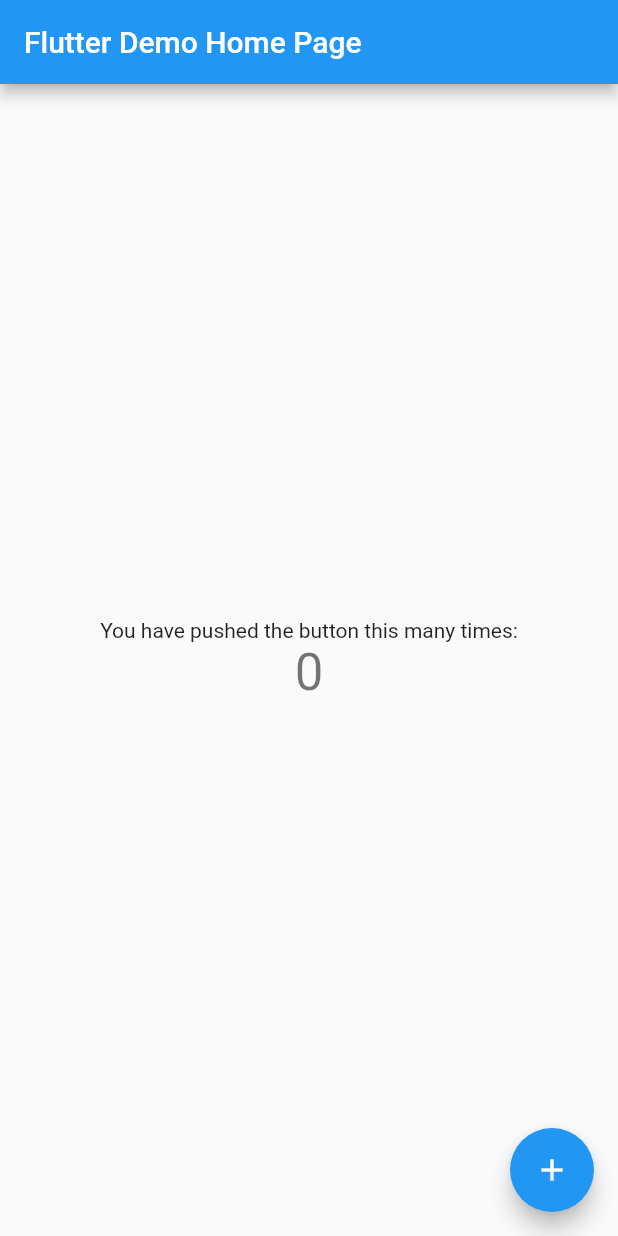
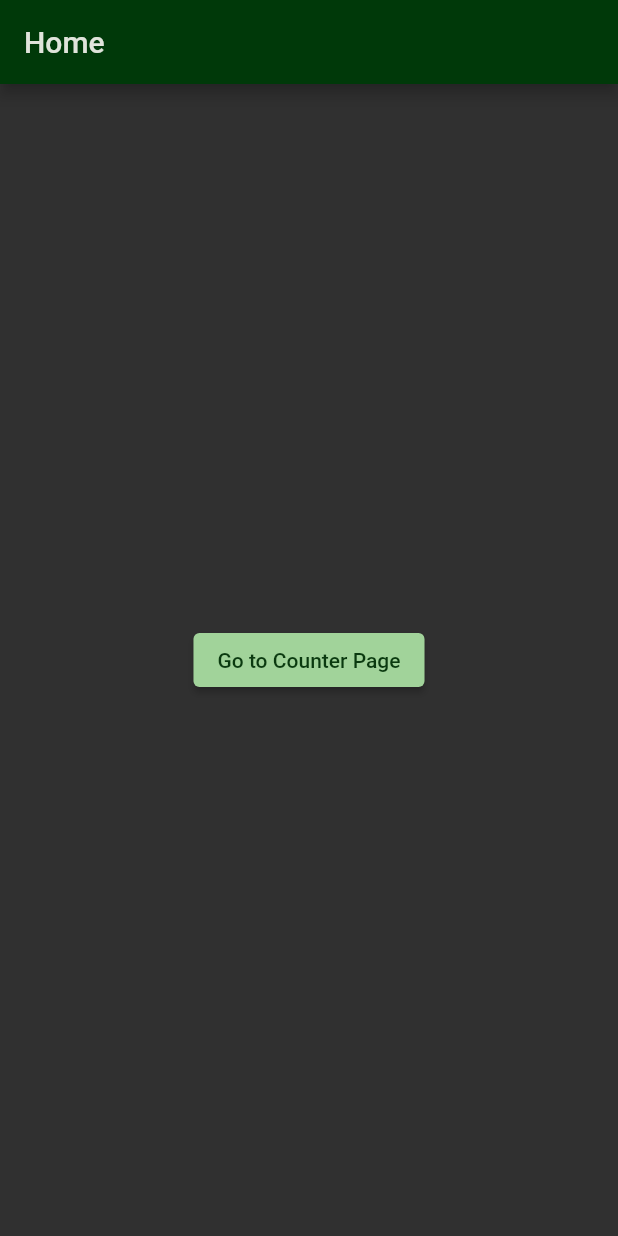
Before and after one commit to nerdychamp/riverpod_2_demo, a Flutter app: the screen it shows after launch, on a phone screen of 412 x 824 dp. Run offline on Flutter 3.47's test engine with Material 2 defaults, Android fonts, the phone set to English and light mode, and no system bars; our stand-ins replace flutter_riverpod.

Commit message:
feat: counter with riverpod stream provider old syntax

```diff
--- a/lib/main.dart
+++ b/lib/main.dart
@@ -1,7 +1,40 @@
 import 'package:flutter/material.dart';
+import 'package:flutter_riverpod/flutter_riverpod.dart';
+
+// final counterProvider = StateProvider.autoDispose((ref) => 0);
+
+abstract class WebsocketClient {
+  Stream<int> getCounterStream([int start]);
+}
+
+class FakeWebsocketClient implements WebsocketClient {
+  @override
+  Stream<int> getCounterStream([int start = 0]) async* {
+    int i = start;
+    while (true) {
+      await Future.delayed(const Duration(milliseconds: 1000));
+      yield i++;
+    }
+  }
+}
+
+final websocketClientProvider = Provider<WebsocketClient>(
+  (ref) {
+    return FakeWebsocketClient();
+  },
+);
+
+final counterProvider = StreamProvider.family<int, int>((ref, start) {
+  final wsClient = ref.watch(websocketClientProvider);
+  return wsClient.getCounterStream(start);
+});
 
 void main() {
-  runApp(const MyApp());
+  runApp(
+    const ProviderScope(
+      child: MyApp(),
+    ),
+  );
 }
 
 class MyApp extends StatelessWidget {
@@ -11,105 +44,112 @@ class MyApp extends StatelessWidget {
   @override
   Widget build(BuildContext context) {
     return MaterialApp(
+      debugShowCheckedModeBanner: false,
       title: 'Flutter Demo',
       theme: ThemeData(
-        // This is the theme of your application.
-        //
-        // Try running your application with "flutter run". You'll see the
-        // application has a blue toolbar. Then, without quitting the app, try
-        // changing the primarySwatch below to Colors.green and then invoke
-        // "hot reload" (press "r" in the console where you ran "flutter run",
-        // or simply save your changes to "hot reload" in a Flutter IDE).
-        // Notice that the counter didn't reset back to zero; the application
-        // is not restarted.
-        primarySwatch: Colors.blue,
+        colorScheme: ColorScheme.fromSeed(
+          seedColor: Colors.green,
+          brightness: Brightness.dark,
+          surface: const Color(0xff003909),
+        ),
       ),
-      home: const MyHomePage(title: 'Flutter Demo Home Page'),
+      home: const HomePage(),
     );
   }
 }
 
-class MyHomePage extends StatefulWidget {
-  const MyHomePage({super.key, required this.title});
-
-  // This widget is the home page of your application. It is stateful, meaning
-  // that it has a State object (defined below) that contains fields that affect
-  // how it looks.
-
-  // This class is the configuration for the state. It holds the values (in this
-  // case the title) provided by the parent (in this case the App widget) and
-  // used by the build method of the State. Fields in a Widget subclass are
-  // always marked "final".
-
-  final String title;
-
-  @override
-  State<MyHomePage> createState() => _MyHomePageState();
-}
-
-class _MyHomePageState extends State<MyHomePage> {
-  int _counter = 0;
-
-  void _incrementCounter() {
-    setState(() {
-      // This call to setState tells the Flutter framework that something has
-      // changed in this State, which causes it to rerun the build method below
-      // so that the display can reflect the updated values. If we changed
-      // _counter without calling setState(), then the build method would not be
-      // called again, and so nothing would appear to happen.
-      _counter++;
-    });
-  }
+class HomePage extends StatelessWidget {
+  const HomePage({Key? key}) : super(key: key);
 
   @override
   Widget build(BuildContext context) {
-    // This method is rerun every time setState is called, for instance as done
-    // by the _incrementCounter method above.
-    //
-    // The Flutter framework has been optimized to make rerunning build methods
-    // fast, so that you can just rebuild anything that needs updating rather
-    // than having to individually change instances of widgets.
     return Scaffold(
       appBar: AppBar(
-        // Here we take the value from the MyHomePage object that was created by
-        // the App.build method, and use it to set our appbar title.
-        title: Text(widget.title),
+        title: const Text('Home'),
       ),
       body: Center(
-        // Center is a layout widget. It takes a single child and positions it
-        // in the middle of the parent.
-        child: Column(
-          // Column is also a layout widget. It takes a list of children and
-          // arranges them vertically. By default, it sizes itself to fit its
-          // children horizontally, and tries to be as tall as its parent.
-          //
-          // Invoke "debug painting" (press "p" in the console, choose the
-          // "Toggle Debug Paint" action from the Flutter Inspector in Android
-          // Studio, or the "Toggle Debug Paint" command in Visual Studio Code)
-          // to see the wireframe for each widget.
-          //
-          // Column has various properties to control how it sizes itself and
-          // how it positions its children. Here we use mainAxisAlignment to
-          // center the children vertically; the main axis here is the vertical
-          // axis because Columns are vertical (the cross axis would be
-          // horizontal).
-          mainAxisAlignment: MainAxisAlignment.center,
-          children: <Widget>[
-            const Text(
-              'You have pushed the button this many times:',
-            ),
-            Text(
-              '$_counter',
-              style: Theme.of(context).textTheme.headline4,
-            ),
-          ],
+        child: ElevatedButton(
+          child: const Text('Go to Counter Page'),
+          onPressed: () {
+            Navigator.of(context).push(
+              MaterialPageRoute(
+                builder: ((context) => const CounterPage()),
+              ),
+            );
+          },
         ),
       ),
-      floatingActionButton: FloatingActionButton(
-        onPressed: _incrementCounter,
-        tooltip: 'Increment',
-        child: const Icon(Icons.add),
-      ), // This trailing comma makes auto-formatting nicer for build methods.
     );
   }
 }
+
+class CounterPage extends ConsumerWidget {
+  const CounterPage({Key? key}) : super(key: key);
+
+  @override
+  Widget build(BuildContext context, WidgetRef ref) {
+    // final int counter = ref.watch(counterProvider);
+    const int start = 5;
+    final AsyncValue<int> counter = ref.watch(counterProvider(5));
+
+    // ref.listen<int>(
+    //   counterProvider,
+    //   (previous, next) {
+    //     if (next >= 5) {
+    //       showDialog(
+    //         context: context,
+    //         builder: (context) {
+    //           return AlertDialog(
+    //             title: const Text('Warning'),
+    //             content: const Text(
+    //                 'Counter dangerously high. Consider resetting it.'),
+    //             actions: [
+    //               TextButton(
+    //                 onPressed: () {
+    //                   Navigator.of(context).pop();
+    //                 },
+    //                 child: const Text('OK'),
+    //               )
+    //             ],
+    //           );
+    //         },
+    //       );
+    //     }
+    //   },
+    // );
+
+    return Scaffold(
+      appBar: AppBar(
+        title: const Text('Counter'),
+        actions: [
+          IconButton(
+            onPressed: () {
+              ref.invalidate(counterProvider);
+            },
+            icon: const Icon(Icons.refresh),
+          ),
+        ],
+      ),
+      body: Center(
+        child: Text(
+          counter
+              .when(
+                data: (int value) => value,
+                error: (Object e, _) => e,
+                // While we're waiting for the first counter value to arrive
+                // we want the text to display zero.
+                loading: () => start,
+              )
+              .toString(),
+          style: Theme.of(context).textTheme.displayMedium,
+        ),
+      ),
+      // floatingActionButton: FloatingActionButton(
+      //   child: const Icon(Icons.add),
+      //   onPressed: () {
+      //     ref.read(counterProvider.notifier).state++;
+      //   },
+      // ),
+    );
+  }
+}
```
